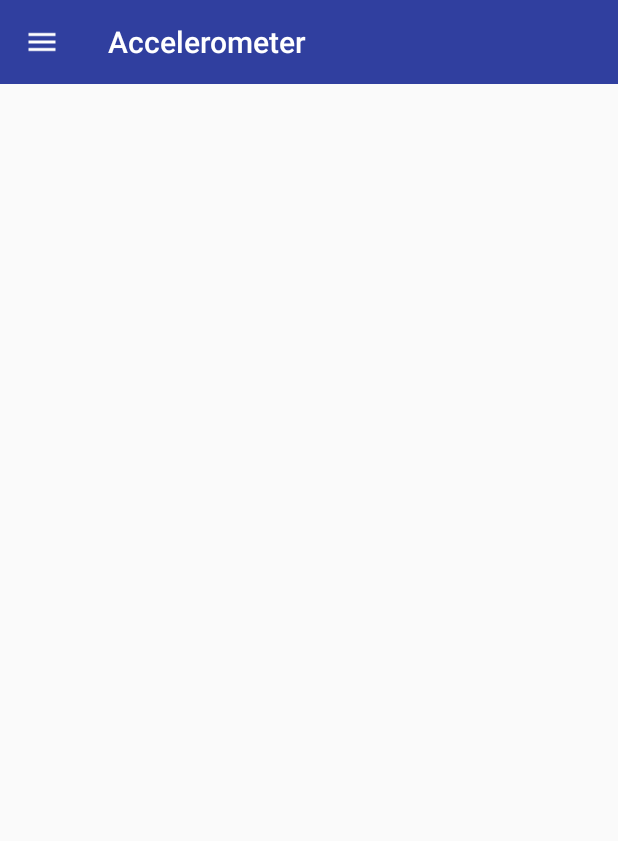
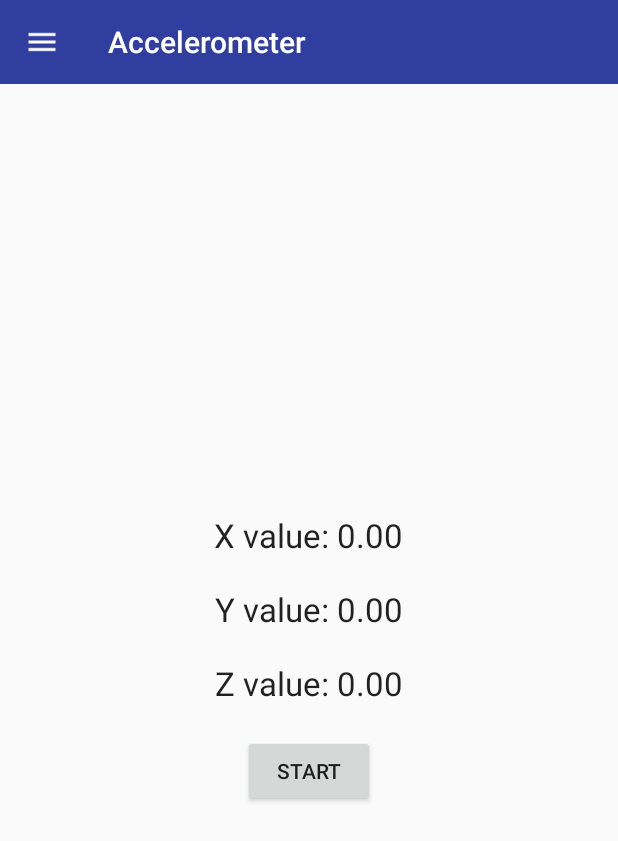
Before and after one commit to aroussie-zz/Assessment, an Android app: the screen it shows after launch (HomeActivity), in the side drawer, after a tap on "Accelerometer", on a phone screen of 412 x 824 dp. Shown: the top 841 px of the screen. Run offline under Robolectric (Android 15) with nearby library versions, the phone set to English and light mode, and no system bars; 1 statement that could not run was skipped.

Commit message:
Accelerometer OK

```diff
--- a/app/src/main/java/com/allstate/alexandreroussiere/allstate/helper/DatabaseHelper.java
+++ b/app/src/main/java/com/allstate/alexandreroussiere/allstate/helper/DatabaseHelper.java
@@ -34,7 +34,7 @@ public class DatabaseHelper {
         //Auto-incrementation of the id
         try {
             id = database.where(CatFact.class).max("id").intValue() + 1;
-        } catch(ArrayIndexOutOfBoundsException ex) {
+        } catch( ArrayIndexOutOfBoundsException ex ) {
             id = 0;
         }
 
--- /dev/null
+++ b/app/src/main/java/com/allstate/alexandreroussiere/allstate/network/OnCoordinatesChangedListener.java
@@ -0,0 +1,10 @@
+package com.allstate.alexandreroussiere.allstate.network;
+
+/**
+ * Created by Alexandre Roussière on 23/08/2016.
+ */
+public interface OnCoordinatesChangedListener {
+
+    void updateUI(float x, float y, float z);
+    void displayMessageError(String errorMessage);
+}
--- a/app/src/main/java/com/allstate/alexandreroussiere/allstate/network/OnDataFetchedListener.java
+++ b/app/src/main/java/com/allstate/alexandreroussiere/allstate/network/OnDataFetchedListener.java
@@ -1,6 +1,4 @@
 package com.allstate.alexandreroussiere.allstate.network;
-
-import com.allstate.alexandreroussiere.allstate.model.Facts;
 
 import java.util.ArrayList;
 
--- a/app/src/main/java/com/allstate/alexandreroussiere/allstate/ui/AccelerometerFragment.java
+++ b/app/src/main/java/com/allstate/alexandreroussiere/allstate/ui/AccelerometerFragment.java
@@ -1,9 +1,84 @@
 package com.allstate.alexandreroussiere.allstate.ui;
 
+import android.os.Bundle;
 import android.support.v4.app.Fragment;
+import android.view.LayoutInflater;
+import android.view.View;
+import android.view.ViewGroup;
+import android.widget.Button;
+import android.widget.TextView;
+import android.widget.Toast;
+
+import com.allstate.alexandreroussiere.allstate.R;
+import com.allstate.alexandreroussiere.allstate.network.OnCoordinatesChangedListener;
 
 /**
  * Created by Alexandre Roussière on 23/08/2016.
  */
-public class AccelerometerFragment extends Fragment {
+public class AccelerometerFragment extends Fragment implements OnCoordinatesChangedListener, View.OnClickListener {
+
+    private static final String TAG = "AccelerometerFragment";
+
+    private View view;
+    private TextView xValue;
+    private TextView yValue;
+    private TextView zValue;
+    private Button button;
+    private AccelerometerPresenter presenter;
+
+
+    @Override
+    public View onCreateView(LayoutInflater inflater, ViewGroup container, Bundle savedInstanceState) {
+
+        view = inflater.inflate(R.layout.accelerometer_layout, container, false);
+        setViews();
+        presenter = new AccelerometerPresenter(this, getContext());
+        return view;
+    }
+
+    @Override
+    public void onPause() {
+        super.onPause();
+        presenter.stopAccelerometer();
+    }
+
+    private void setViews() {
+        xValue = (TextView) view.findViewById(R.id.coordinateX);
+        yValue = (TextView) view.findViewById(R.id.coordinateY);
+        zValue = (TextView) view.findViewById(R.id.coordinateZ);
+
+        xValue.setText(getString(R.string.coordinateX, 0.0));
+        yValue.setText(getString(R.string.coordinateY, 0.0));
+        zValue.setText(getString(R.string.coordinateZ, 0.0));
+
+        button = (Button) view.findViewById(R.id.button_accelerometer);
+        button.setText(R.string.buttonStart);
+        button.setOnClickListener(this);
+    }
+
+
+    @Override
+    public void updateUI(float x, float y, float z) {
+        xValue.setText(getString(R.string.coordinateX, x));
+        yValue.setText(getString(R.string.coordinateY, y));
+        zValue.setText(getString(R.string.coordinateZ, z));
+    }
+
+    @Override
+    public void displayMessageError(String errorMessage) {
+        Toast.makeText(getContext(), errorMessage, Toast.LENGTH_LONG).show();
+    }
+
+    @Override
+    public void onClick(View v) {
+        if (v.getId() == R.id.button_accelerometer) {
+            if (button.getText() == getResources().getString(R.string.buttonStart)) {
+                button.setText(R.string.buttonStop);
+                presenter.startAccelerometer();
+            } else if (button.getText() == getResources().getString(R.string.buttonStop)) {
+                button.setText(R.string.buttonStart);
+                presenter.stopAccelerometer();
+            }
+        }
+    }
 }
--- a/app/src/main/java/com/allstate/alexandreroussiere/allstate/ui/FactsFragment.java
+++ b/app/src/main/java/com/allstate/alexandreroussiere/allstate/ui/FactsFragment.java
@@ -4,7 +4,6 @@ import android.os.Bundle;
 import android.support.v4.app.Fragment;
 import android.support.v7.widget.LinearLayoutManager;
 import android.support.v7.widget.RecyclerView;
-import android.util.Log;
 import android.view.LayoutInflater;
 import android.view.View;
 import android.view.ViewGroup;
@@ -16,8 +15,6 @@ import com.allstate.alexandreroussiere.allstate.R;
 import com.allstate.alexandreroussiere.allstate.network.OnDataFetchedListener;
 
 import java.util.ArrayList;
-
-import io.realm.Realm;
 
 /**
  * Created by Alexandre Roussière on 23/08/2016.
@@ -32,8 +29,6 @@ public class FactsFragment extends Fragment implements OnDataFetchedListener,But
     private FactsPresenter presenter;
     private TextView emptyView;
     private Button button_add;
-    private ArrayList<String> data;
-
 
     @Override
     public View onCreateView(LayoutInflater inflater, ViewGroup container, Bundle savedInstanceState) {
@@ -46,11 +41,7 @@ public class FactsFragment extends Fragment implements OnDataFetchedListener,But
     @Override
     public void onStart(){
         super.onStart();
-        presenter = new FactsPresenter(this,getContext());
-        adapter = new FactsAdapter();
-        recyclerView.setLayoutManager(new LinearLayoutManager(getContext()));
-        recyclerView.setAdapter(adapter);
-        button_add.setOnClickListener(this);
+        setUp();
         presenter.displayFacts();
 
     }
@@ -72,6 +63,14 @@ public class FactsFragment extends Fragment implements OnDataFetchedListener,But
 
     }
 
+    private void setUp() {
+        presenter = new FactsPresenter(this,getContext());
+        adapter = new FactsAdapter();
+        recyclerView.setLayoutManager(new LinearLayoutManager(getContext()));
+        recyclerView.setAdapter(adapter);
+        button_add.setOnClickListener(this);
+    }
+
     @Override
     public void displayErrorMessage(String errorMessage) {
         Toast.makeText(getContext(),errorMessage,Toast.LENGTH_LONG).show();
--- a/app/src/main/java/com/allstate/alexandreroussiere/allstate/ui/FactsPresenter.java
+++ b/app/src/main/java/com/allstate/alexandreroussiere/allstate/ui/FactsPresenter.java
@@ -29,7 +29,7 @@ public class FactsPresenter {
 
     private OnDataFetchedListener listener;
     private FactsService service;
-    private  Facts facts;
+    private Facts facts;
     private DatabaseHelper database;
 
     public FactsPresenter(OnDataFetchedListener listener,Context context){
--- /dev/null
+++ b/app/src/main/res/layout/accelerometer_layout.xml
@@ -0,0 +1,32 @@
+<?xml version="1.0" encoding="utf-8"?>
+<LinearLayout xmlns:android="http://schemas.android.com/apk/res/android"
+    android:orientation="vertical" android:layout_width="match_parent"
+    android:layout_height="match_parent"
+    android:gravity="center_vertical|center_horizontal">
+
+    <TextView
+        android:layout_width="wrap_content"
+        android:layout_height="wrap_content"
+        android:textAppearance="?android:attr/textAppearanceLarge"
+        android:id="@+id/coordinateX"
+        android:layout_marginBottom="@dimen/margin_bottom_coordinates" />
+
+    <TextView
+        android:layout_width="wrap_content"
+        android:layout_height="wrap_content"
+        android:textAppearance="?android:attr/textAppearanceLarge"
+        android:id="@+id/coordinateY"
+        android:layout_marginBottom="@dimen/margin_bottom_coordinates" />
+
+    <TextView
+        android:layout_width="wrap_content"
+        android:layout_height="wrap_content"
+        android:textAppearance="?android:attr/textAppearanceLarge"
+        android:id="@+id/coordinateZ"
+        android:layout_marginBottom="@dimen/margin_bottom_coordinates" />
+
+    <Button
+        android:layout_width="wrap_content"
+        android:layout_height="wrap_content"
+        android:id="@+id/button_accelerometer" />
+</LinearLayout>
--- a/app/src/main/res/values/dimens.xml
+++ b/app/src/main/res/values/dimens.xml
@@ -7,4 +7,5 @@
 
     <dimen name="padding_default_row">10sp</dimen>
     <dimen name="margin_button_add">10sp</dimen>
+    <dimen name="margin_bottom_coordinates">20sp</dimen>
 </resources>
--- a/app/src/main/res/values/strings.xml
+++ b/app/src/main/res/values/strings.xml
@@ -21,5 +21,12 @@
     <!-- Map Fragment -->
     <string name="text_marker">Current position</string>
 
+    <!-- Accelerometer Fragment -->
+    <string name="coordinateX">X value: %.2f</string>
+    <string name="coordinateY">Y value: %.2f</string>
+    <string name="coordinateZ">Z value: %.2f</string>
+    <string name="buttonStart">Start</string>
+    <string name="buttonStop">Stop</string>
+
 
 </resources>
```
